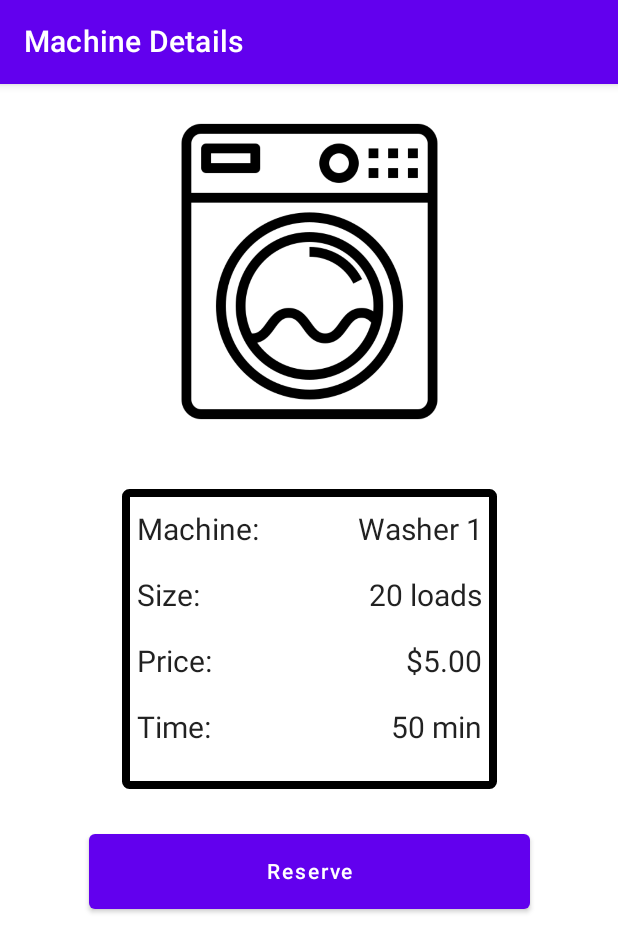
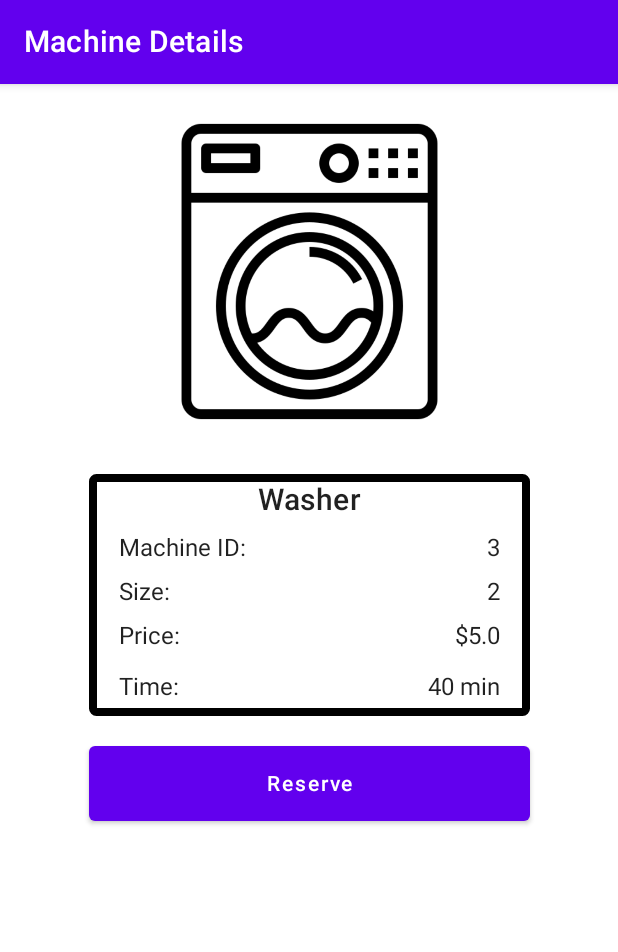
Before and after one commit to Gale6/Laundr-o-matic, an Android app built with Jetpack Compose: the MachineDetailsScreen screen opened through its navigation route, on a phone screen of 412 x 824 dp. Shown: the top 952 px of the screen. Run offline under Robolectric (Android 15) with nearby library versions, the phone set to English and light mode, and no system bars.

Commit message:
removed hardcoded values in Machine screens

```diff
--- a/app/src/main/java/com/revature/laundr_o_matic/MachineDetailsScreen.kt
+++ b/app/src/main/java/com/revature/laundr_o_matic/MachineDetailsScreen.kt
@@ -21,6 +21,9 @@ import androidx.compose.ui.unit.dp
 import androidx.compose.ui.unit.sp
 import androidx.navigation.NavController
 import androidx.navigation.compose.rememberNavController
+import com.revature.laundr_o_matic.model.AbstractMachine
+import com.revature.laundr_o_matic.model.MachineManager
+import com.revature.laundr_o_matic.model.Washer
 import com.revature.laundr_o_matic.ui.theme.LaundromaticTheme
 
 //Shows the details of a selected machine
@@ -28,13 +31,20 @@ import com.revature.laundr_o_matic.ui.theme.LaundromaticTheme
 fun MachineDetailsScreen(navController: NavController)
 {
 
+    //Temp machine for placeholder -
+    //needs to be updated\
+    val machineManager = MachineManager()
+    val machine = machineManager.getMachine(3)
+
     Column {
 
         //Top Bar for the screen
         TopAppBar(title = {Text("Machine Details")})
 
         //Image of the Machine Selected - needs to be updated
-        Image(painter = painterResource(id = R.drawable.washer),
+        var machineImage:Int = if (machine is Washer) R.drawable.washer else R.drawable.dryer
+
+        Image(painter = painterResource(id = machineImage),
             contentDescription = "Machine Image",
             modifier = Modifier
                 .size(250.dp)
@@ -43,54 +53,91 @@ fun MachineDetailsScreen(navController: NavController)
 
         //Column holding machine Information
         Column(modifier = Modifier
-            .padding(20.dp)
+            .padding(10.dp)
             .border(5.dp, Color.Black,
                 RoundedCornerShape(5.dp)
             )
-            .size(width =  250.dp, height = 200.dp)
+            //.size(width =  250.dp, height = 200.dp)
+            .fillMaxWidth(.75f)
             .align(Alignment.CenterHorizontally)){
 
-            Spacer(Modifier.size(10.dp))
+            //Spacer(Modifier.size(10.dp))
+
+            //Row displaying type of machine
+            Row(modifier = Modifier.fillMaxWidth(.9f)
+                .padding(5.dp)
+                .align(Alignment.CenterHorizontally)) {
+
+                val sType = if (machine is Washer) "Washer" else "Dryer"
+                Text(text = sType,
+                    style = MaterialTheme.typography.h6,
+                    modifier = Modifier.fillMaxWidth(),
+                    textAlign = TextAlign.Center)
+            }
+
+
+           // Spacer(Modifier.size(10.dp))
 
             //Row containing our Machine's Unique ID - needs to be updated
-            Row(modifier = Modifier.fillMaxWidth()
-                .padding(horizontal = 10.dp, vertical = 5.dp)) {
+            Row(modifier = Modifier.fillMaxWidth(.9f)
+                .padding(5.dp)
+                .align(Alignment.CenterHorizontally)) {
 
-                Text(text = "Machine: ", fontSize = 20.sp)
-                Text(text = "Washer 1", fontSize = 20.sp, modifier = Modifier.fillMaxWidth(),
+                Text(text = "Machine ID: ",
+                    style = MaterialTheme.typography.body1,
+                    textAlign = TextAlign.Left)
+
+                Text(text = machine?.id.toString(),
+                    style = MaterialTheme.typography.body1,
+                    modifier = Modifier.fillMaxWidth(),
                     textAlign = TextAlign.Right)
             }
 
-            Spacer(Modifier.size(10.dp))
+            //Spacer(Modifier.size(10.dp))
 
             //Row containing the size of the Machine - needs to be updated
-            Row(modifier = Modifier.fillMaxWidth()
-                .padding(horizontal = 10.dp, vertical = 5.dp)) {
+            Row(modifier = Modifier.fillMaxWidth(.9f)
+                .padding(5.dp)
+                .align(Alignment.CenterHorizontally)) {
 
-                Text(text = "Size: ", fontSize = 20.sp)
-                Text(text = "20 loads", fontSize = 20.sp, modifier = Modifier.fillMaxWidth(),
+                Text(text = "Size: ",
+                    style = MaterialTheme.typography.body1)
+
+                Text(text = machine?.nLoadSize.toString(),
+                    style = MaterialTheme.typography.body1,
+                    modifier = Modifier.fillMaxWidth(),
                     textAlign = TextAlign.Right)
             }
 
-            Spacer(Modifier.size(10.dp))
+            //Spacer(Modifier.size(10.dp))
 
             //Row containing the price of the Machine - needs to be updated
-            Row(modifier = Modifier.fillMaxWidth()
-                .padding(horizontal = 10.dp, vertical = 5.dp)) {
+            Row(modifier = Modifier.fillMaxWidth(.9f)
+                .padding(5.dp)
+                .align(Alignment.CenterHorizontally)) {
 
-                Text(text = "Price: ", fontSize = 20.sp)
-                Text(text = "$5.00", fontSize = 20.sp, modifier = Modifier.fillMaxWidth(),
+                Text(text = "Price: ",
+                    style = MaterialTheme.typography.body1)
+
+                Text(text = "\$${machine?.nCost}",
+                    style = MaterialTheme.typography.body1,
+                    modifier = Modifier.fillMaxWidth(),
                     textAlign = TextAlign.Right)
             }
 
-            Spacer(Modifier.size(10.dp))
+            //Spacer(Modifier.size(10.dp))
 
             //Row containing the cycle length of the Machine - needs to be updated
-            Row(modifier = Modifier.fillMaxWidth()
-                .padding(horizontal = 10.dp, vertical = 5.dp)) {
+            Row(modifier = Modifier.fillMaxWidth(.9f)
+                .padding(5.dp,10.dp)
+                .align(Alignment.CenterHorizontally)) {
 
-                Text(text = "Time: ", fontSize = 20.sp)
-                Text(text = "50 min", fontSize = 20.sp, modifier = Modifier.fillMaxWidth(),
+                Text(text = "Time: ",
+                    style = MaterialTheme.typography.body1)
+
+                Text(text = "${machine?.nRunTime} min",
+                    style = MaterialTheme.typography.body1
+                    , modifier = Modifier.fillMaxWidth(),
                     textAlign = TextAlign.Right)
             }
 
--- a/app/src/main/java/com/revature/laundr_o_matic/ReservationTimeScreen.kt
+++ b/app/src/main/java/com/revature/laundr_o_matic/ReservationTimeScreen.kt
@@ -16,7 +16,6 @@ import androidx.compose.ui.tooling.preview.Preview
 import androidx.compose.ui.unit.dp
 import androidx.compose.ui.unit.sp
 import androidx.navigation.NavController
-import androidx.navigation.compose.rememberNavController
 import com.revature.laundr_o_matic.model.DateSlot
 import com.revature.laundr_o_matic.model.ReservationManager
 
```
Also changed, not shown: app/src/main/java/com/revature/laundr_o_matic/MachineReservationScreen.kt (+33 -31 lines), app/src/main/java/com/revature/laundr_o_matic/model/MachineManager.kt (+10 -0 lines).
